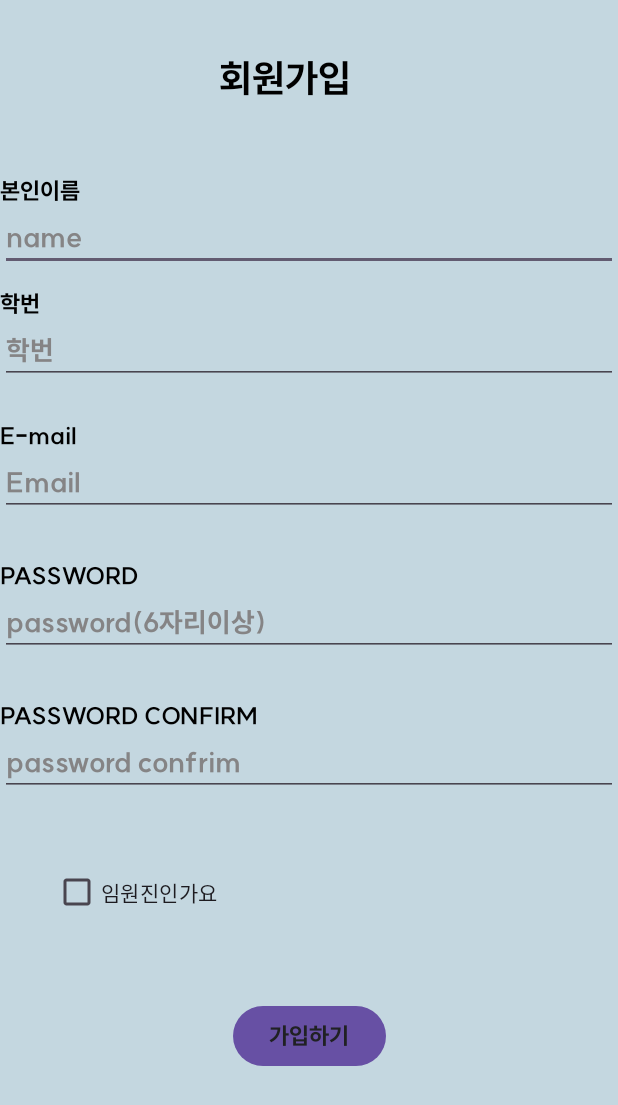
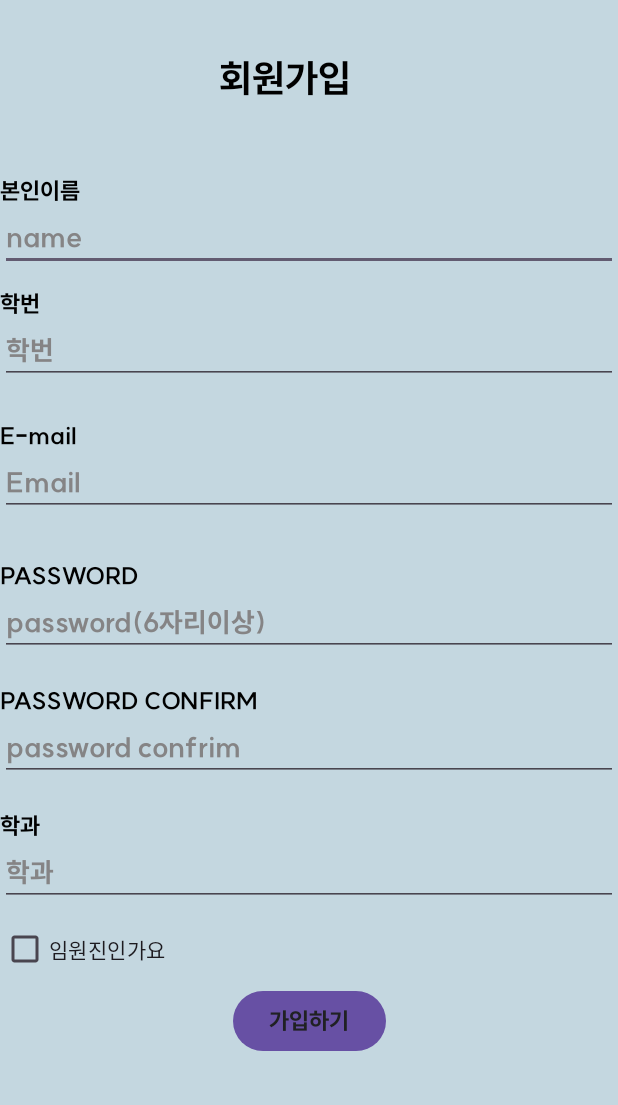
Before and after one commit to HUFS-ICE-22/DevOppa_CLUBBER, an Android app: the Sign_in screen opened directly, with no data from a screen before it, on a phone screen of 412 x 824 dp. Shown: the top 1105 px of the screen. Run offline under Robolectric (Android 15) with nearby library versions, the phone set to English and light mode, and no system bars; our stand-ins replace Firebase (no records; nobody signed in at launch, a user with empty details on screens opened directly).

```diff
--- a/app/src/main/java/com/example/hackathon/Sign_in.java
+++ b/app/src/main/java/com/example/hackathon/Sign_in.java
@@ -48,6 +48,7 @@ public class Sign_in extends AppCompatActivity {
         String email=((EditText)findViewById(R.id.editText_id)).getText().toString();
         String password=((EditText)findViewById(R.id.editText_password)).getText().toString();
         String password_confirm=((EditText)findViewById(R.id.editText_password_confirm)).getText().toString();
+        String major = ((EditText)findViewById(R.id.linearLayoutmajor)).getText().toString();
 
         if(email.length()>0 && password.length()>0 && password_confirm.length()>0){
             if(password.equals(password_confirm)){
@@ -68,6 +69,7 @@ public class Sign_in extends AppCompatActivity {
                                         mDatabase.child("users").child(uid).child("studentID").setValue(studentID);
                                         mDatabase.child("users").child(uid).child("email").setValue(email);
                                         mDatabase.child("users").child(uid).child("club president").setValue(check_club_president);
+                                        mDatabase.child("users").child(uid).child("major").setValue(major);
 
 //                                        mDatabase.child("search").child(name).child(uid).setValue("");
                                     }
--- a/app/src/main/res/layout/activity_sign_in.xml
+++ b/app/src/main/res/layout/activity_sign_in.xml
@@ -10,6 +10,8 @@
 
     <!--회원가입 화면의 회원가입 글자
         android:text, textColor, textSize로 택스트 속성 세팅-->
+
+
     <TextView
         android:id="@+id/textView"
         android:layout_width="266dp"
@@ -168,7 +170,7 @@
         android:layout_width="match_parent"
         android:layout_height="wrap_content"
         android:orientation="vertical"
-        android:layout_marginTop="30dp"
+        android:layout_marginTop="20dp"
         app:layout_constraintTop_toBottomOf="@+id/linearLayoutpw">
 
         <!--비밀번호 확인 입력창의 제목
@@ -195,6 +197,39 @@
             android:textColorHint="@color/light_gray"/>
     </LinearLayout>
 
+    <LinearLayout
+        android:id="@+id/linearmajor"
+        android:layout_width="match_parent"
+        android:layout_height="wrap_content"
+        android:orientation="vertical"
+        android:layout_marginTop="20dp"
+        app:layout_constraintTop_toBottomOf="@+id/linearLayoutpwcf">
+
+        <TextView
+            android:id="@+id/textView2"
+            android:layout_width="match_parent"
+            android:layout_height="wrap_content"
+            android:fontFamily="@font/suit_bold"
+            android:text="학과"
+            android:textColor="@color/black"
+            android:textSize="15dp"
+            tools:layout_editor_absoluteX="2dp"
+            tools:layout_editor_absoluteY="539dp" />
+
+        <EditText
+            android:id="@+id/linearLayoutmajor"
+            android:layout_width="match_parent"
+            android:layout_height="wrap_content"
+            android:fontFamily="@font/suit_bold"
+            android:hint="학과"
+            android:inputType="textPassword"
+            android:textColor="@color/black"
+            android:textColorHint="@color/light_gray"
+            android:textCursorDrawable="@null"
+            tools:layout_editor_absoluteX="0dp"
+            tools:layout_editor_absoluteY="558dp" />
+    </LinearLayout>
+
     <Button
         android:id="@+id/button_sign_in"
         android:layout_width="wrap_content"
@@ -213,10 +248,10 @@
         android:id="@+id/checkbox"
         android:layout_width="wrap_content"
         android:layout_height="wrap_content"
-        android:layout_marginTop="40dp"
+        android:layout_marginTop="88dp"
         android:text="임원진인가요"
         app:layout_constraintEnd_toEndOf="parent"
-        app:layout_constraintHorizontal_bias="0.116"
+        app:layout_constraintHorizontal_bias="0.003"
         app:layout_constraintStart_toStartOf="parent"
         app:layout_constraintTop_toBottomOf="@+id/linearLayoutpwcf" />
 
```
Also changed, not shown: app/src/main/java/com/example/hackathon/ClubManagementActivity.java (+14 -3 lines), app/src/main/java/com/example/hackathon/Log_in.java (+10 -2 lines), app/src/main/res/layout/activity_log_in.xml (+12 -2 lines).
